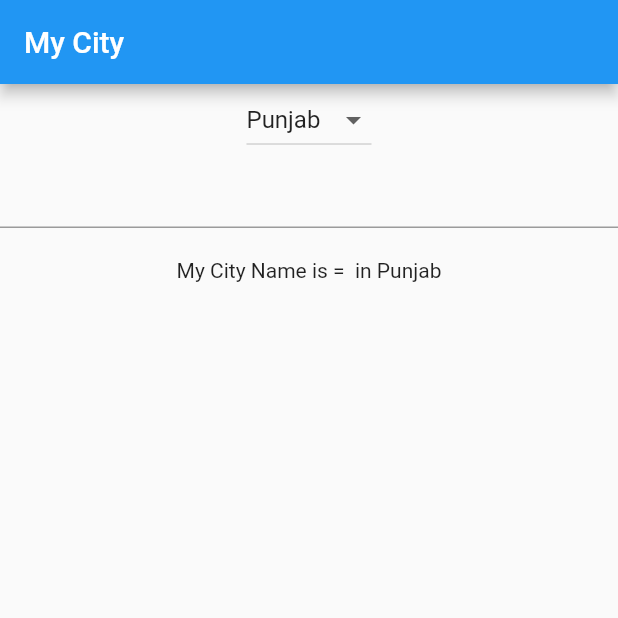
After one commit to rathorerahul586/flutter_app, a Flutter app: the screen it shows after launch, on a phone screen of 412 x 824 dp, the top half of it. The commit adds this screen. Run offline on Flutter 3.47's test engine with Material 2 defaults, Android fonts, the phone set to English and light mode, and no system bars.

Commit message:
3.3 + 3.4 DropDown Menu and TexField in Stateful widget

```diff
--- /dev/null
+++ b/lib/app_screens/app_with_stateful_widget.dart
@@ -0,0 +1,64 @@
+import 'package:flutter/cupertino.dart';
+import "package:flutter/material.dart";
+
+class myCity extends StatefulWidget {
+  @override
+  State<StatefulWidget> createState() {
+    // TODO: implement createState
+    return _myCity();
+  }
+}
+
+class _myCity extends State<myCity> {
+  String myCityName = "";
+  var _stateList = ['Punjab', 'Haryana', 'Bihar'];
+  var _currentSelectedState = 'Punjab';
+
+  @override
+  Widget build(BuildContext context) {
+    return Scaffold(
+      appBar: AppBar(
+        title: Text("My City"),
+      ),
+      body: Container(
+        child: Column(
+          children: <Widget>[
+            DropdownButton<String>(
+              items: _stateList.map((String dropDownMenuItems) {
+                return DropdownMenuItem<String>(
+                  value: dropDownMenuItems,
+                  child: Text(dropDownMenuItems),
+                );
+              }).toList(),
+              onChanged: (String newValueSelected) {
+                setState(() {
+                  this._currentSelectedState = newValueSelected;
+                });
+              },
+              value: _currentSelectedState,
+            ),
+            TextField(
+              onSubmitted: (String userInput) {
+                setState(() {
+                  myCityName = userInput;
+                  snackBar(context, "Submitted");
+                });
+              },
+            ),
+            Padding(
+              padding: EdgeInsets.all(20.0),
+              child: Text("My City Name is = $myCityName in $_currentSelectedState"),
+            )
+          ],
+        ),
+      ),
+    );
+  }
+
+  void snackBar(BuildContext context, String textToShow) {
+    var snackBar = SnackBar(
+      content: Text(textToShow),
+    );
+    Scaffold.of(context).showSnackBar(snackBar);
+  }
+}
--- a/lib/main.dart
+++ b/lib/main.dart
@@ -2,6 +2,7 @@ import "package:flutter/material.dart";
 import 'package:flutter_app/app_screens/first_screen.dart';
 
 import 'app_screens/exploring_list.dart';
+import 'app_screens/app_with_stateful_widget.dart';
 
 
 void main() {
@@ -10,7 +11,7 @@ void main() {
       debugShowCheckedModeBanner: false,
       title: "Exploring Widgets",
       home: Scaffold(
-        body: ExploringList(),
+        body: myCity(),
       ),
     )
   );
```
Also changed, not shown: lib/app_screens/exploring_list.dart (+22 -1 lines).
